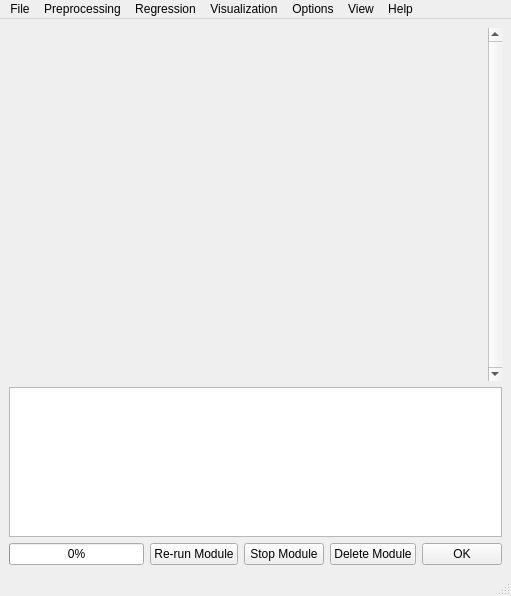
Before: the Qt Designer form ui/MainWindow.ui in tthatcher95/PyHAT_Point_Spectra_GUI, drawn with Qt 5.
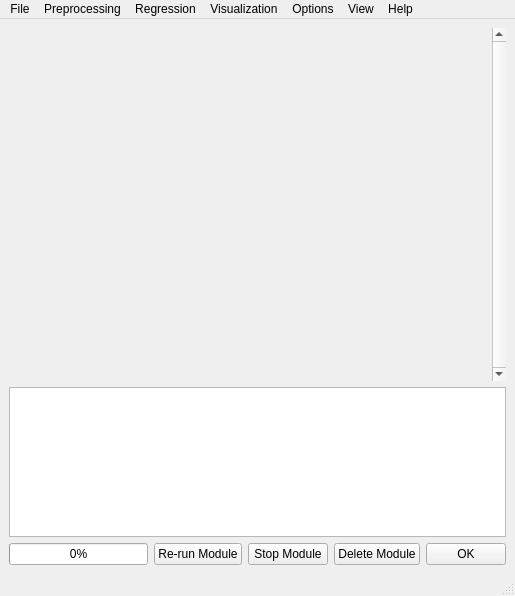
After: the same form once the commit is applied.

```diff
--- a/ui/MainWindow.ui
+++ b/ui/MainWindow.ui
@@ -6,7 +6,7 @@
    <rect>
     <x>0</x>
     <y>0</y>
-    <width>511</width>
+    <width>515</width>
     <height>596</height>
    </rect>
   </property>
@@ -40,8 +40,8 @@
         <rect>
          <x>0</x>
          <y>0</y>
-         <width>476</width>
-         <height>350</height>
+         <width>472</width>
+         <height>329</height>
         </rect>
        </property>
        <layout class="QVBoxLayout" name="verticalLayout_3">
@@ -135,8 +135,8 @@
     <rect>
      <x>0</x>
      <y>0</y>
-     <width>511</width>
-     <height>21</height>
+     <width>515</width>
+     <height>26</height>
     </rect>
    </property>
    <widget class="QMenu" name="menuFile">
```
Left out of the diff: 6 changed lines with no effect on the pictures.
